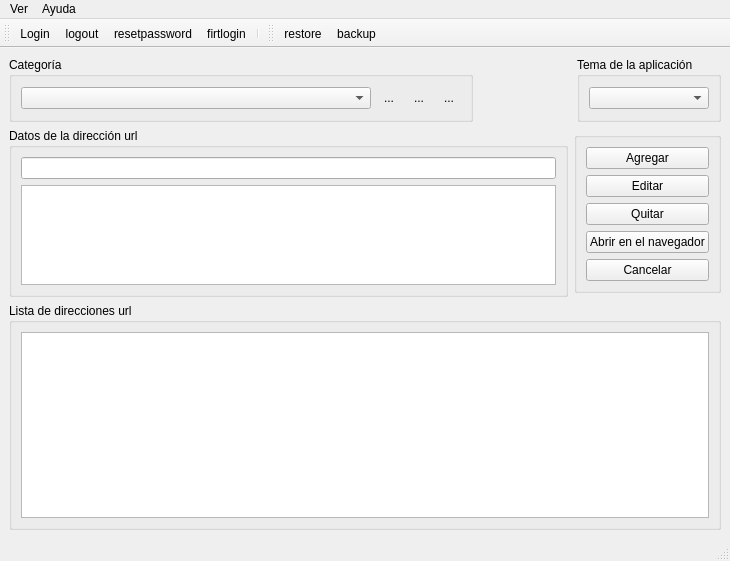
This is mainform.ui in lincolningaroca/swxApp as Qt 5 draws it before an edit. The edited form follows.
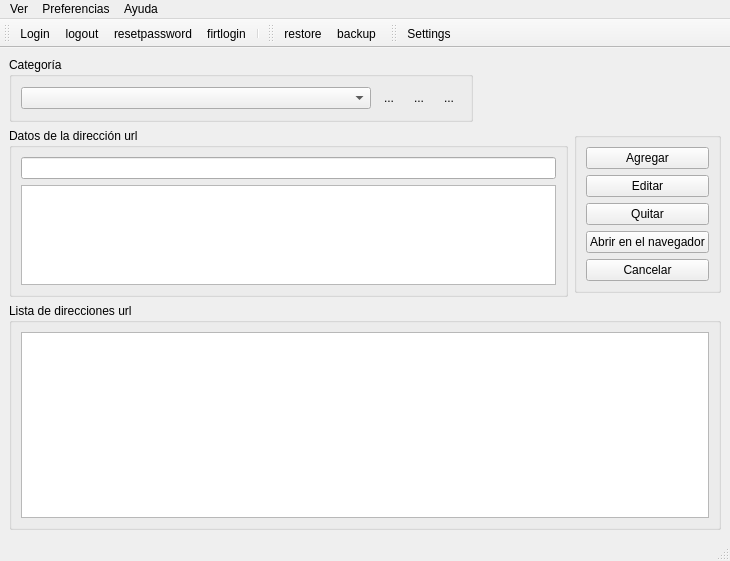
This is the edited form. Icons and pictures are not drawn.

Commit message:
refactor(theme): replace cboTheme combobox with ConfigDialog settings
- Remove cboTheme and groupBox_4 from mainform.ui

- Add btnSettings action to dataBasetoolBar

- Replace Qt::ColorScheme state with currentScheme_ member variable

- Add ConfigDialog with Apariencia/General/Acerca de tabs

- Theme selection via card buttons (Sistema/Claro/Oscuro) with visual feedback

- Emit themeChanged signal on Apply for real-time preview

- Fix writeSettings/readSettings to use currentScheme_ instead of cboTheme

- Fix on_showPublicUrlDialog and on_showAboutDialog to use currentScheme_

```diff
--- a/mainform.ui
+++ b/mainform.ui
@@ -115,25 +115,6 @@
         </property>
        </spacer>
       </item>
-      <item>
-       <widget class="QGroupBox" name="groupBox_4">
-        <property name="title">
-         <string>Tema de la aplicación</string>
-        </property>
-        <layout class="QVBoxLayout" name="verticalLayout">
-         <item>
-          <widget class="QComboBox" name="cboTheme">
-           <property name="minimumSize">
-            <size>
-             <width>0</width>
-             <height>0</height>
-            </size>
-           </property>
-          </widget>
-         </item>
-        </layout>
-       </widget>
-      </item>
      </layout>
     </item>
     <item>
@@ -271,8 +252,17 @@
     </property>
     <addaction name="showHideAction"/>
     <addaction name="showHideDatabaseAction"/>
+    <addaction name="separator"/>
+    <addaction name="actionPreferencias"/>
+   </widget>
+   <widget class="QMenu" name="menuPreferencias">
+    <property name="title">
+     <string>Preferencias</string>
+    </property>
+    <addaction name="actionPreference"/>
    </widget>
    <addaction name="menuVer"/>
+   <addaction name="menuPreferencias"/>
    <addaction name="menuAyuda"/>
   </widget>
   <widget class="QStatusBar" name="statusbar"/>
@@ -305,6 +295,18 @@
    <addaction name="btnRestore"/>
    <addaction name="btnBackUp"/>
   </widget>
+  <widget class="QToolBar" name="preferenceToolBar">
+   <property name="windowTitle">
+    <string>toolBar</string>
+   </property>
+   <attribute name="toolBarArea">
+    <enum>TopToolBarArea</enum>
+   </attribute>
+   <attribute name="toolBarBreak">
+    <bool>false</bool>
+   </attribute>
+   <addaction name="btnSettings"/>
+  </widget>
   <action name="btnLogIn">
    <property name="icon">
     <iconset resource="rsc.qrc">
@@ -404,7 +406,29 @@
   </action>
   <action name="showHideDatabaseAction">
    <property name="text">
-    <string>Ver / ocultar database tool bar</string>
+    <string>Database tool bar</string>
+   </property>
+  </action>
+  <action name="btnSettings">
+   <property name="icon">
+    <iconset resource="rsc.qrc">
+     <normaloff>:/img/palette.png</normaloff>:/img/palette.png</iconset>
+   </property>
+   <property name="text">
+    <string>Settings</string>
+   </property>
+   <property name="menuRole">
+    <enum>QAction::MenuRole::NoRole</enum>
+   </property>
+  </action>
+  <action name="actionPreferencias">
+   <property name="text">
+    <string>Preferencias tool bar</string>
+   </property>
+  </action>
+  <action name="actionPreference">
+   <property name="text">
+    <string>Abrir dialogo de preferencias</string>
    </property>
   </action>
  </widget>
```
Left out of the diff: 2 changed lines with no effect on the pictures. The commit also changes 8 other files.
